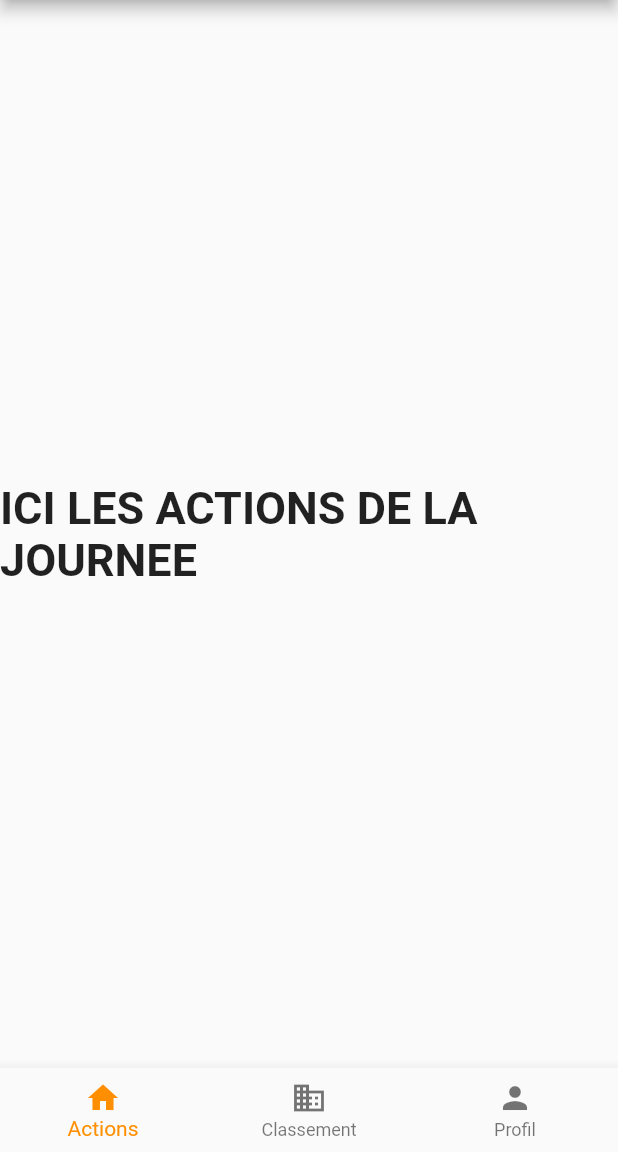
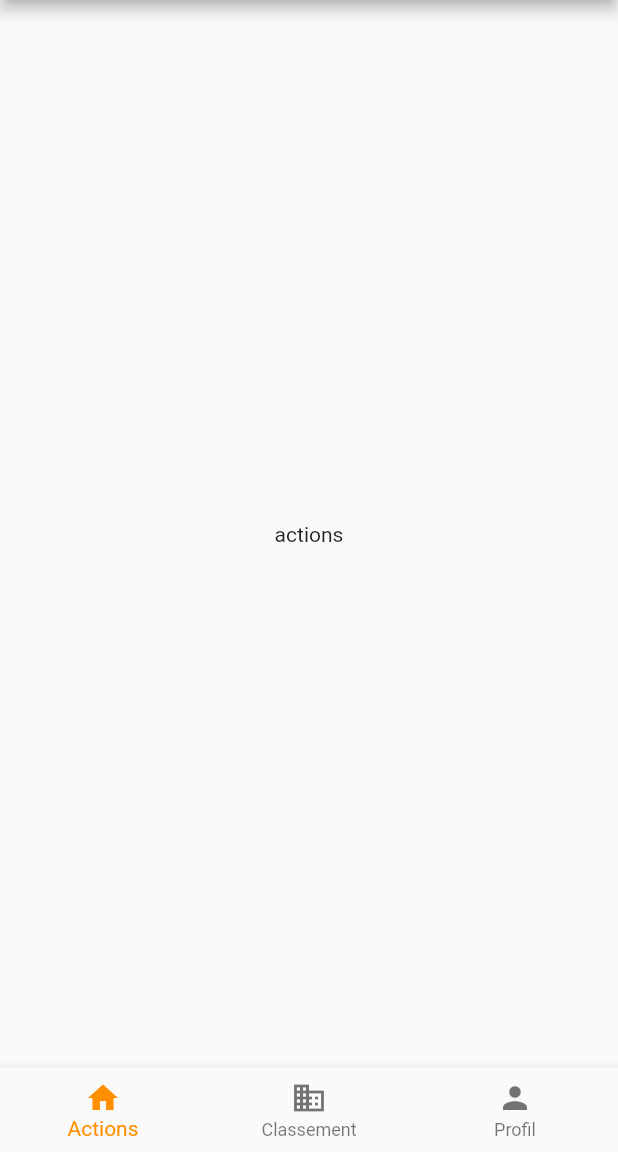
Before and after one commit to EXTIARBONE/extiarbone_flutter, a Flutter app: the screen it shows after launch, on a phone screen of 412 x 824 dp, the part 84-1236 px from its top. Run offline on Flutter 3.47's test engine with Material 2 defaults, Android fonts, the phone set to English and light mode, and no system bars.

Commit message:
ajout des pages

```diff
--- a/lib/main.dart
+++ b/lib/main.dart
@@ -1,4 +1,7 @@
 import 'package:flutter/material.dart';
+import './pages/actions.dart';
+import './pages/classement.dart';
+import './pages/profil.dart';
 
 void main() => runApp(const MyApp());
 
@@ -28,18 +31,9 @@ class _MyStatefulWidgetState extends State<MyStatefulWidget> {
   static const TextStyle optionStyle =
       TextStyle(fontSize: 30, fontWeight: FontWeight.bold);
   static const List<Widget> _widgetOptions = <Widget>[
-    Text(
-      'ICI LES ACTIONS DE LA JOURNEE',
-      style: optionStyle,
-    ),
-    Text(
-      'ICI LE CLASSEMENT DES SALARIES',
-      style: optionStyle,
-    ),
-    Text(
-      'PROFIL DU USER',
-      style: optionStyle,
-    ),
+    Event(),
+    Profil(),
+    Classement()
   ];
 
   void _onItemTapped(int index) {
--- /dev/null
+++ b/lib/pages/actions.dart
@@ -0,0 +1,19 @@
+import 'package:flutter/material.dart';
+import 'package:flutter/src/widgets/framework.dart';
+import 'package:flutter/src/widgets/placeholder.dart';
+
+class Event extends StatefulWidget {
+  const Event({super.key});
+
+  @override
+  State<Event> createState() => _EventState();
+}
+
+class _EventState extends State<Event> {
+  @override
+  Widget build(BuildContext context) {
+    return Container(
+      child: const Text("actions"),
+    );
+  }
+}
```
Also changed, not shown: lib/pages/classement.dart (added, +19 -0 lines), lib/pages/profil.dart (added, +19 -0 lines).
